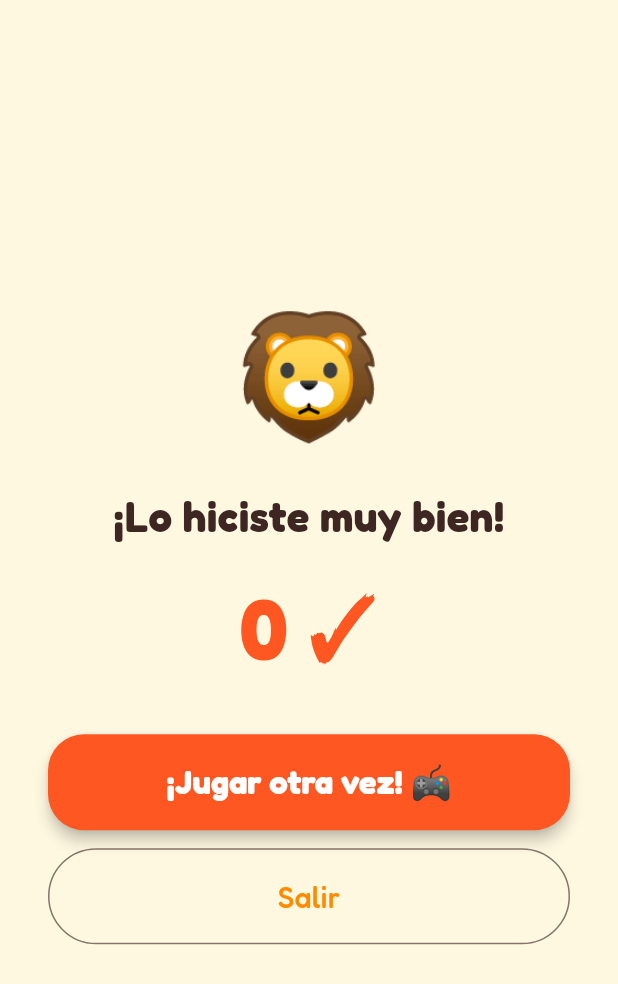
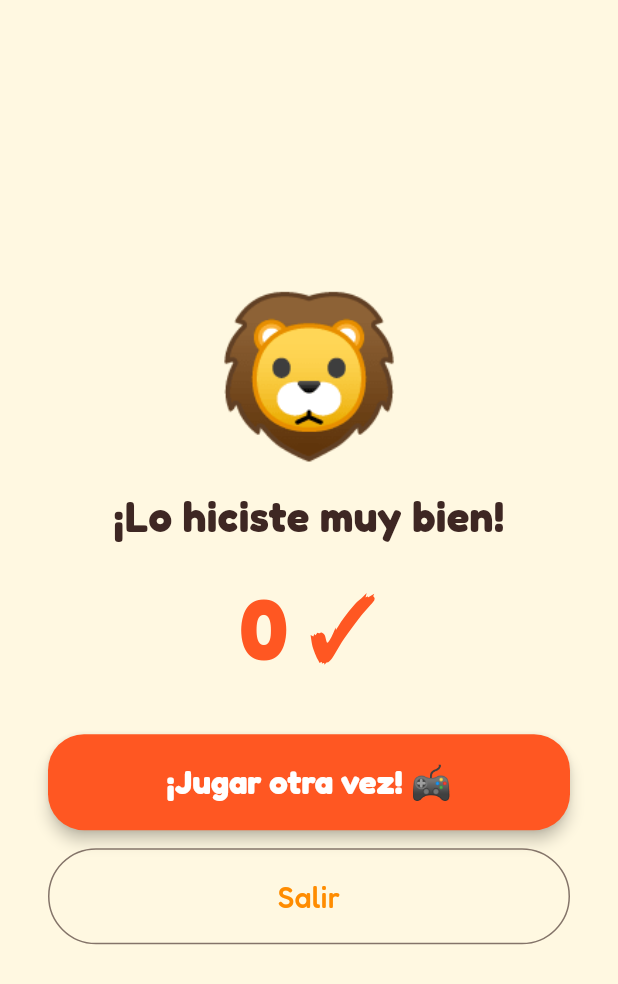
Before and after one commit to Jorgeasen/Leopolis, a Flutter app: the _ResultsScreen screen opened directly with empty values, on a phone screen of 412 x 824 dp. Shown: the top 984 px of the screen. Run offline on Flutter 3.47's test engine with Material 3 defaults, Android fonts, the phone set to English and light mode, and no system bars; our stand-ins replace audioplayers, firebase_core, flutter_riverpod, flutter_tts, go_router, google_fonts and 1 more; accounts and stored records are empty; generated files the repository leaves out were written again.

Commit message:
feat: [#14] Widget reutilizable LeoMascot con animaciones Flutter (#27)
- LeoMascot con 5 estados: happy, celebrating, encouraging, thinking, sleeping
- Animaciones puras Flutter: bounce para celebrating/happy, fade para encouraging/thinking
- Burbuja de diálogo opcional cuando se pasa message
- Integrado en pantallas de resultados de los 3 juegos (celebrating)
- 5 widget tests básicos

Closes #14

Co-authored-by: Claude Sonnet 4.6 <noreply@anthropic.com>

```diff
--- a/lib/features/games/presentation/falling_letters_game.dart
+++ b/lib/features/games/presentation/falling_letters_game.dart
@@ -7,6 +7,7 @@ import 'package:go_router/go_router.dart';
 
 import '../../../core/constants/app_constants.dart';
 import '../../../core/theme/app_theme.dart';
+import '../../../shared/widgets/leo_mascot.dart';
 
 class FallingLettersGame extends StatefulWidget {
   const FallingLettersGame({super.key});
@@ -430,10 +431,8 @@ class _ResultsOverlay extends StatelessWidget {
         mainAxisAlignment: MainAxisAlignment.center,
         crossAxisAlignment: CrossAxisAlignment.stretch,
         children: [
-          const Text(
-            '🦁',
-            textAlign: TextAlign.center,
-            style: TextStyle(fontSize: 80),
+          const Center(
+            child: LeoMascot(state: LeoState.celebrating, size: 80),
           ),
           const SizedBox(height: 16),
           const Text(
--- a/lib/features/games/presentation/missing_letter_game.dart
+++ b/lib/features/games/presentation/missing_letter_game.dart
@@ -6,6 +6,7 @@ import 'package:go_router/go_router.dart';
 
 import '../../../core/constants/app_constants.dart';
 import '../../../core/theme/app_theme.dart';
+import '../../../shared/widgets/leo_mascot.dart';
 import '../../words/data/words_repository.dart';
 
 class MissingLetterGame extends StatefulWidget {
@@ -437,10 +438,8 @@ class _ResultsScreen extends StatelessWidget {
             mainAxisAlignment: MainAxisAlignment.center,
             crossAxisAlignment: CrossAxisAlignment.stretch,
             children: [
-              const Text(
-                '🦁',
-                textAlign: TextAlign.center,
-                style: TextStyle(fontSize: 80),
+              const Center(
+                child: LeoMascot(state: LeoState.celebrating, size: 80),
               ),
               const SizedBox(height: 16),
               const Text(
--- a/lib/features/games/presentation/word_scramble_game.dart
+++ b/lib/features/games/presentation/word_scramble_game.dart
@@ -5,6 +5,7 @@ import 'package:flutter/material.dart';
 import 'package:go_router/go_router.dart';
 
 import '../../../core/theme/app_theme.dart';
+import '../../../shared/widgets/leo_mascot.dart';
 import '../../words/data/words_repository.dart';
 
 class WordScrambleGame extends StatefulWidget {
@@ -499,10 +500,8 @@ class _ResultsScreen extends StatelessWidget {
             mainAxisAlignment: MainAxisAlignment.center,
             crossAxisAlignment: CrossAxisAlignment.stretch,
             children: [
-              const Text(
-                '🦁',
-                textAlign: TextAlign.center,
-                style: TextStyle(fontSize: 80),
+              const Center(
+                child: LeoMascot(state: LeoState.celebrating, size: 80),
               ),
               const SizedBox(height: 16),
               const Text(
--- /dev/null
+++ b/lib/shared/widgets/leo_mascot.dart
@@ -0,0 +1,129 @@
+import 'package:flutter/material.dart';
+
+import '../../core/theme/app_theme.dart';
+
+enum LeoState { happy, celebrating, encouraging, thinking, sleeping }
+
+class LeoMascot extends StatefulWidget {
+  const LeoMascot({
+    super.key,
+    this.state = LeoState.happy,
+    this.message,
+    this.size = 120,
+  });
+
+  final LeoState state;
+  final String? message;
+  final double size;
+
+  @override
+  State<LeoMascot> createState() => _LeoMascotState();
+}
+
+class _LeoMascotState extends State<LeoMascot>
+    with SingleTickerProviderStateMixin {
+  late final AnimationController _controller;
+  late final Animation<double> _animation;
+
+  @override
+  void initState() {
+    super.initState();
+    _controller = AnimationController(
+      vsync: this,
+      duration: _duration,
+    );
+    _animation = _buildAnimation();
+    if (widget.state != LeoState.sleeping) {
+      _controller.repeat(reverse: true);
+    }
+  }
+
+  Duration get _duration => switch (widget.state) {
+        LeoState.celebrating => const Duration(milliseconds: 600),
+        LeoState.encouraging => const Duration(milliseconds: 1400),
+        LeoState.thinking => const Duration(milliseconds: 2000),
+        LeoState.happy => const Duration(milliseconds: 2500),
+        LeoState.sleeping => const Duration(milliseconds: 3000),
+      };
+
+  Animation<double> _buildAnimation() => switch (widget.state) {
+        LeoState.celebrating => Tween<double>(begin: 1.0, end: 1.3).animate(
+            CurvedAnimation(parent: _controller, curve: Curves.easeInOut),
+          ),
+        LeoState.happy => Tween<double>(begin: 1.0, end: 1.06).animate(
+            CurvedAnimation(parent: _controller, curve: Curves.easeInOut),
+          ),
+        LeoState.encouraging => Tween<double>(begin: 0.65, end: 1.0).animate(
+            CurvedAnimation(parent: _controller, curve: Curves.easeInOut),
+          ),
+        LeoState.thinking => Tween<double>(begin: 0.7, end: 1.0).animate(
+            CurvedAnimation(parent: _controller, curve: Curves.easeInOut),
+          ),
+        LeoState.sleeping => const AlwaysStoppedAnimation(1.0),
+      };
+
+  @override
+  void dispose() {
+    _controller.dispose();
+    super.dispose();
+  }
+
+  @override
+  Widget build(BuildContext context) {
+    final emoji = Text('🦁', style: TextStyle(fontSize: widget.size));
+
+    final animated = AnimatedBuilder(
+      animation: _animation,
+      builder: (context, child) {
+        final v = _animation.value;
+        return switch (widget.state) {
+          LeoState.celebrating ||
+          LeoState.happy =>
+            Transform.scale(scale: v, child: child),
+          LeoState.encouraging ||
+          LeoState.thinking =>
+            Opacity(opacity: v, child: child),
+          LeoState.sleeping => child!,
+        };
+      },
+      child: emoji,
+    );
+
+    if (widget.message == null) return animated;
+
+    return Row(
+      mainAxisSize: MainAxisSize.min,
+      crossAxisAlignment: CrossAxisAlignment.center,
+      children: [
+        animated,
+        const SizedBox(width: 12),
+        Container(
+          padding: const EdgeInsets.symmetric(horizontal: 16, vertical: 10),
+          constraints: const BoxConstraints(maxWidth: 220),
+          decoration: BoxDecoration(
+            color: Colors.white,
+            borderRadius: BorderRadius.circular(16),
+            border: Border.all(
+              color: AppTheme.primary.withValues(alpha: 0.3),
+            ),
+            boxShadow: [
+              BoxShadow(
+                color: Colors.black.withValues(alpha: 0.08),
+                blurRadius: 8,
+                offset: const Offset(0, 2),
+              ),
+            ],
+          ),
+          child: Text(
+            widget.message!,
+            style: TextStyle(
+              fontSize: (widget.size * 0.23).clamp(14.0, 22.0),
+              fontWeight: FontWeight.bold,
+              color: AppTheme.textDark,
+            ),
+          ),
+        ),
+      ],
+    );
+  }
+}
```
Also changed, not shown: 1 other file.
